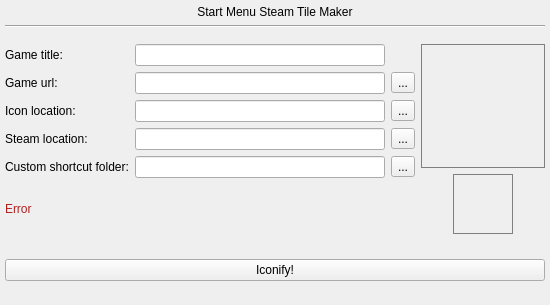
This is main.ui in Apollo-Roboto/Win10-Start-menu-steam-tile-maker as Qt 5 draws it before an edit. The edited form follows.
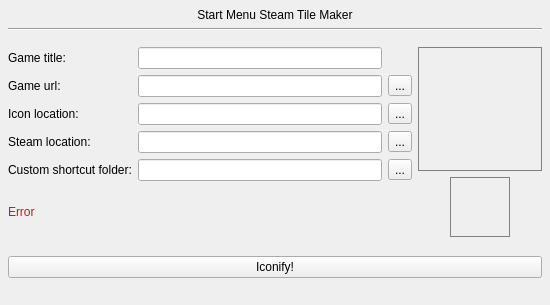
This is the edited form.

The edit to the form file:
```diff
--- a/main.ui
+++ b/main.ui
@@ -34,16 +34,16 @@
   <widget class="QWidget" name="centralwidget">
    <layout class="QGridLayout" name="gridLayout_2">
     <property name="leftMargin">
-     <number>5</number>
+     <number>8</number>
     </property>
     <property name="topMargin">
-     <number>5</number>
+     <number>8</number>
     </property>
     <property name="rightMargin">
-     <number>5</number>
+     <number>8</number>
     </property>
     <property name="bottomMargin">
-     <number>5</number>
+     <number>8</number>
     </property>
     <item row="1" column="0">
      <layout class="QGridLayout" name="gridLayout">
```
